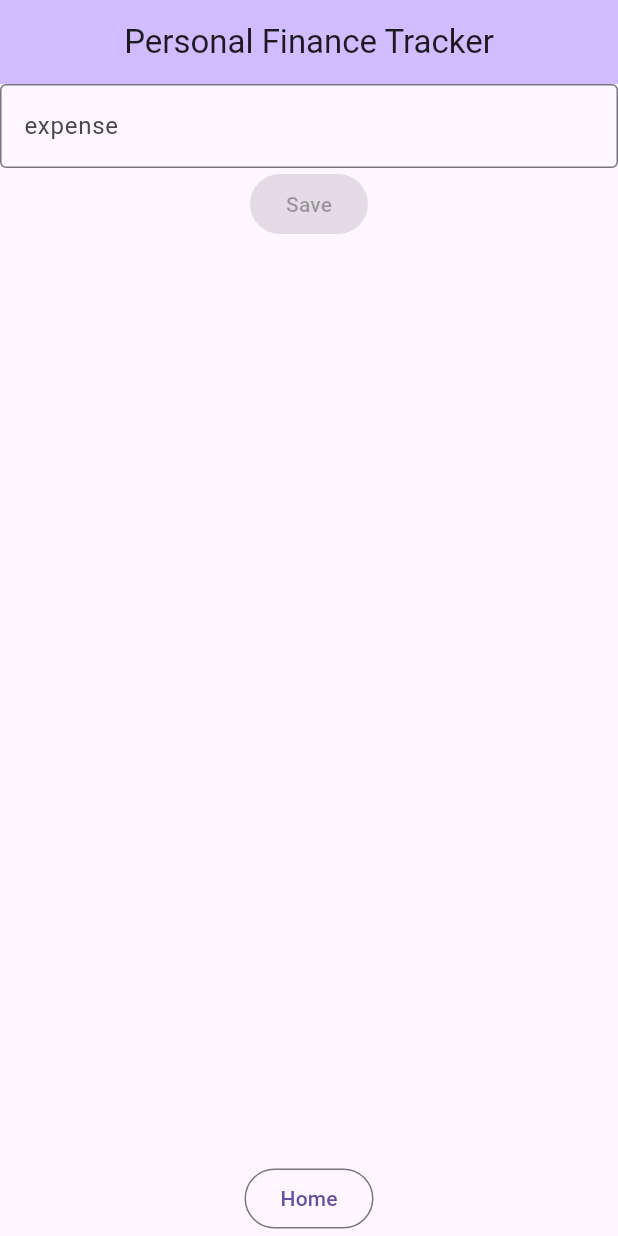
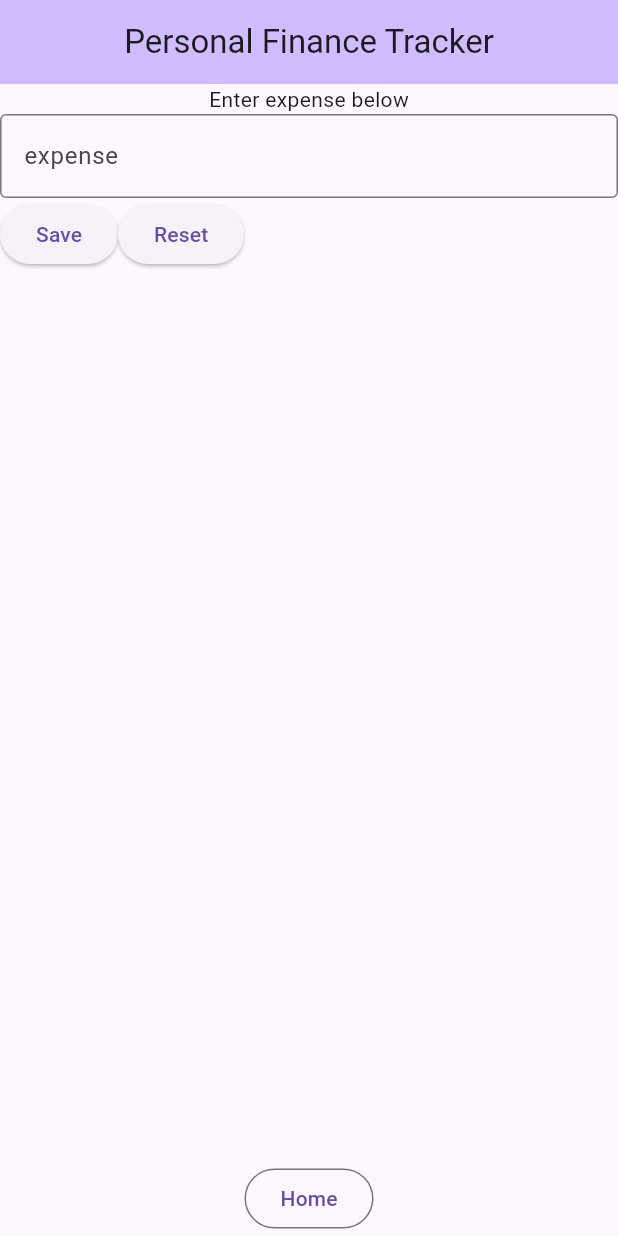
Before and after one commit to aarekr/personalfinancetracker, a Flutter app: the screen it shows after launch, after a tap on "Entry", on a phone screen of 412 x 824 dp. Run offline on Flutter 3.47's test engine with Material 3 defaults, Android fonts, the phone set to English and light mode, and no system bars; our stand-ins replace flutter_form_builder, form_builder_validators, get.

Commit message:
Save and submit in expense form

```diff
--- a/app/lib/main.dart
+++ b/app/lib/main.dart
@@ -49,6 +49,15 @@ class HomeScreen extends StatelessWidget {
 
 class EntryScreen extends StatelessWidget {
   static final _formKey = GlobalKey<FormBuilderState>();
+
+  _submit() {
+    _formKey.currentState?.saveAndValidate();
+  }
+
+  _clear() {
+    _formKey.currentState?.reset();
+  }
+
   @override
   Widget build(BuildContext context) {
     return MaterialApp(
@@ -59,6 +68,7 @@ class EntryScreen extends StatelessWidget {
         ),
         body: Column(
           children: [
+            Text("Enter expense below"),
             FormBuilderTextField(
               name: 'expense',
               decoration: InputDecoration(
@@ -68,10 +78,16 @@ class EntryScreen extends StatelessWidget {
               autovalidateMode: AutovalidateMode.always,
               validator: FormBuilderValidators.compose([FormBuilderValidators.required()]),
             ),
-            ElevatedButton(
-              onPressed: null,
-              child: Text("Save"),
-            ),
+            Row(children: [
+              ElevatedButton(
+                onPressed: _submit,
+                child: Text("Save"),
+              ),
+              ElevatedButton(
+                onPressed: _clear,
+                child: Text("Reset"),
+              ),
+            ]),
           ],
         ),
         bottomNavigationBar: Container(
```
